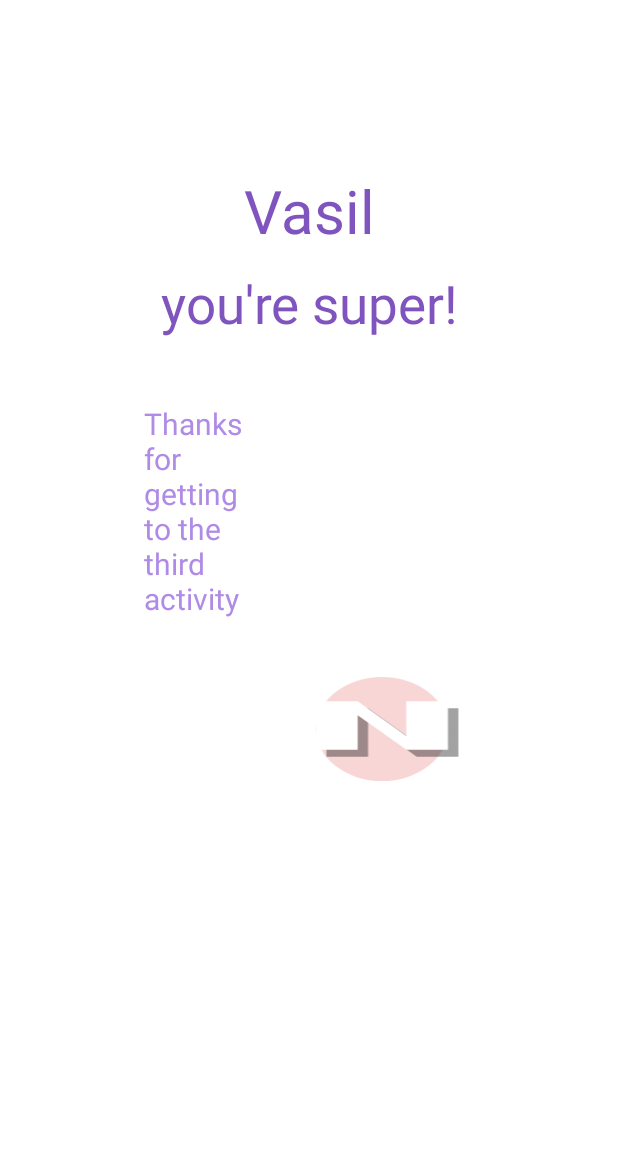
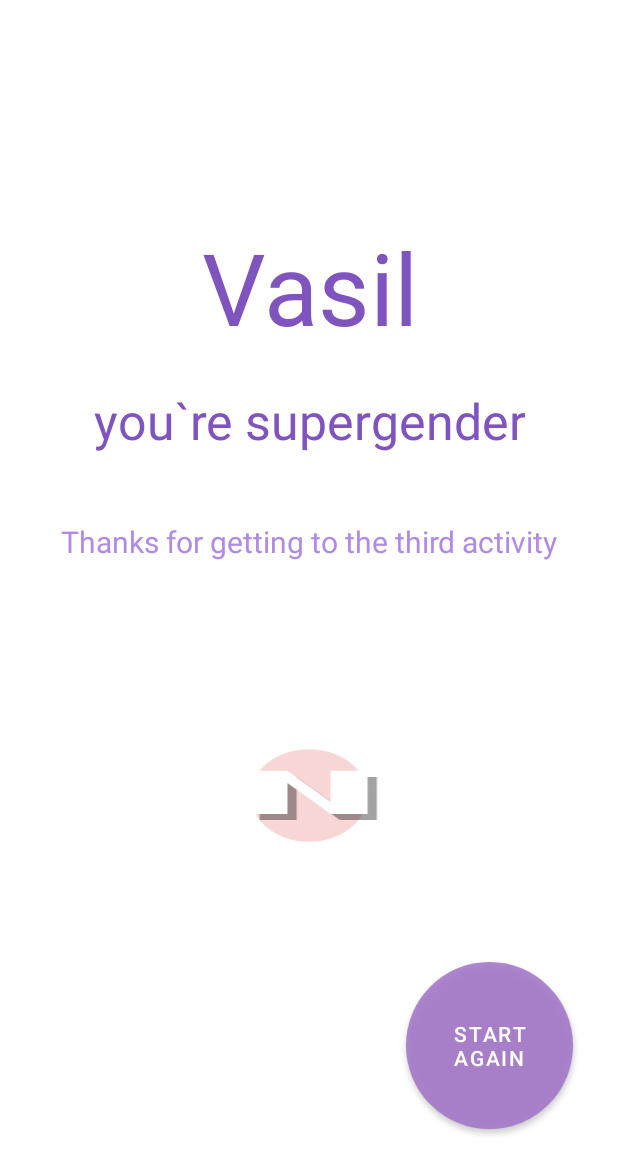
Before and after one commit to NastyuMi/Kotlin-XML, an Android app: the layout activity_second.xml on its own in the app's theme, with its tools: preview values and no code run, on a phone screen of 412 x 824 dp. Shown: the top 1174 px of the screen. Run offline under Robolectric (Android 15) with nearby library versions, the phone set to English and light mode, and no system bars.

Commit message:
Lab6 (toActivity and classParcelable)

```diff
--- a/app/src/main/java/com/example/applicationwith3activity/MainActivity.kt
+++ b/app/src/main/java/com/example/applicationwith3activity/MainActivity.kt
@@ -1,14 +1,12 @@
 package com.example.applicationwith3activity
 
 import android.annotation.SuppressLint
-import android.graphics.Color
+import android.content.Intent
 import androidx.appcompat.app.AppCompatActivity
 import android.os.Bundle
 import android.view.View
 import android.view.animation.Animation
 import android.view.animation.AnimationUtils
-import android.widget.TextView
-import android.widget.Toast
 import com.example.applicationwith3activity.databinding.ActivityMainBinding
 
 class MainActivity : AppCompatActivity() {
@@ -40,6 +38,6 @@ class MainActivity : AppCompatActivity() {
     }
 
     private fun buttonClick(v: View) {
-        Toast.makeText(this@MainActivity,"Thank you for click\n on new lab you can go to new activity♥", Toast.LENGTH_LONG) .show()
+        startActivity(Intent(this,FirstActivity::class.java))
     }
 }
--- /dev/null
+++ b/app/src/main/res/drawable/button_circle.xml
@@ -0,0 +1,19 @@
+<?xml version="1.0" encoding="utf-8"?>
+<selector xmlns:android="http://schemas.android.com/apk/res/android">
+    <item android:state_pressed="false">
+        <shape android:shape="oval">
+            <corners android:radius="90dp"/>
+            <solid android:color="#BB6BBE" />
+            <solid android:textColor ="@color/white"/>
+        </shape>
+    </item>
+    <item android:state_pressed="true">
+        <shape android:shape="oval">
+            <corners android:radius="120dp" />
+            <solid android:color="@color/back" />
+            <stroke android:color="#BB6BBE"
+                android:width="20dp"/>
+            <solid android:textColor ="#8D6BBE"/>
+        </shape>
+    </item>
+</selector>
--- a/app/src/main/res/layout/activity_main.xml
+++ b/app/src/main/res/layout/activity_main.xml
@@ -24,7 +24,7 @@
         android:id="@+id/textView"
         android:layout_width="wrap_content"
         android:layout_height="wrap_content"
-        android:layout_marginTop="10dp"
+        android:layout_marginTop="8pt"
         android:text=" I welcome you to my second app"
         android:textColor="@color/secondcolor"
         android:textSize="9pt"
@@ -36,7 +36,7 @@
         android:id="@+id/button"
         android:layout_width="150dp"
         android:layout_height="wrap_content"
-        android:layout_marginTop="40dp"
+        android:layout_marginTop="16pt"
         android:text="Let`s start"
         android:background="@drawable/button_roundcorners"
         app:layout_constraintEnd_toEndOf="parent"
--- a/app/src/main/res/layout/activity_second.xml
+++ b/app/src/main/res/layout/activity_second.xml
@@ -1,62 +1,80 @@
 <?xml version="1.0" encoding="utf-8"?>
-<RelativeLayout xmlns:android="http://schemas.android.com/apk/res/android"
+<androidx.constraintlayout.widget.ConstraintLayout xmlns:android="http://schemas.android.com/apk/res/android"
     xmlns:app="http://schemas.android.com/apk/res-auto"
+    xmlns:tools="http://schemas.android.com/tools"
     android:layout_width="match_parent"
     android:layout_height="match_parent"
-    xmlns:tools="http://schemas.android.com/tools"
     tools:context=".SecondActivity">
 
     <TextView
         android:id="@+id/textView3"
-        android:layout_width="wrap_content"
+        android:layout_width="match_parent"
         android:layout_height="wrap_content"
         android:layout_alignParentStart="true"
         android:layout_alignParentTop="true"
         android:layout_alignParentEnd="true"
-        android:layout_marginStart="75dp"
-        android:layout_marginTop="113dp"
-        android:layout_marginEnd="75dp"
+        android:text="@string/user_name"
         android:textAlignment="center"
-        android:text="@string/user_name"
-        android:textSize="40sp"
-        android:textColor="@color/maincolor"/>
+        android:textColor="@color/maincolor"
+        android:textSize="30pt"
+        app:layout_constraintBottom_toBottomOf="parent"
+        app:layout_constraintTop_toTopOf="parent"
+        app:layout_constraintVertical_bias="0.2" />
 
     <TextView
-        android:id="@+id/textView5"
-        android:layout_width="136dp"
+        android:id="@+id/gender"
+        android:layout_width="wrap_content"
         android:layout_height="wrap_content"
         android:layout_below="@+id/textView3"
-        android:layout_alignParentStart="true"
-        android:layout_alignParentEnd="true"
-        android:layout_marginStart="100dp"
-        android:layout_marginTop="11dp"
-        android:layout_marginEnd="100dp"
-        android:text="you're super!"
-        android:textSize="35sp"
+        android:layout_marginTop="10pt"
+        android:text="you`re supergender"
+        android:textAlignment="center"
         android:textColor="@color/maincolor"
-        android:textAlignment="center"/>
+        android:textSize="15pt"
+        app:layout_constraintEnd_toEndOf="parent"
+        app:layout_constraintStart_toStartOf="parent"
+        app:layout_constraintTop_toBottomOf="@+id/textView3" />
 
     <ImageView
         android:id="@+id/imageView"
-        android:layout_width="276dp"
-        android:layout_height="250dp"
+        android:layout_width="match_parent"
+        android:layout_height="100pt"
         android:layout_below="@+id/textView3"
-        android:layout_alignParentEnd="true"
-        android:layout_marginTop="196dp"
-        android:layout_marginEnd="19dp"
-        app:srcCompat="@drawable/ic_launcher_foreground" />
+        app:layout_constraintBottom_toBottomOf="parent"
+        app:layout_constraintTop_toTopOf="parent"
+        app:layout_constraintVertical_bias="0.7"
+        app:srcCompat="@drawable/ic_launcher_foreground"
+        tools:layout_editor_absoluteX="0dp" />
 
     <TextView
         android:id="@+id/textView4"
-        android:layout_width="76dp"
-        android:layout_height="189dp"
+        android:layout_width="match_parent"
+        android:layout_height="51dp"
         android:layout_below="@+id/textView3"
-        android:layout_alignParentStart="true"
-        android:layout_marginStart="96dp"
-        android:layout_marginTop="101dp"
+        android:layout_marginTop="20pt"
         android:text="Thanks for getting to the third activity"
+        android:textAlignment="center"
         android:textColor="@color/secondcolor"
-        android:textSize="20sp" />
+        android:textSize="20sp"
+        app:layout_constraintTop_toBottomOf="@+id/gender"
+        tools:layout_editor_absoluteX="0dp" />
+
+    <Button
+        android:id="@+id/button2"
+        android:layout_width="wrap_content"
+        android:layout_height="wrap_content"
+        android:layout_alignParentEnd="true"
+        android:layout_alignParentBottom="true"
+        android:width="50pt"
+        android:height="50pt"
+        android:background="@drawable/button_circle"
+        android:text="Start Again"
+        app:layout_constraintBottom_toBottomOf="parent"
+        app:layout_constraintEnd_toEndOf="parent"
+        app:layout_constraintHorizontal_bias="0.9"
+        app:layout_constraintStart_toStartOf="parent"
+        app:layout_constraintTop_toTopOf="parent"
+        app:layout_constraintVertical_bias="0.9" />
 
 
-</RelativeLayout>
+</androidx.constraintlayout.widget.ConstraintLayout>
--- a/app/src/main/res/values/colors.xml
+++ b/app/src/main/res/values/colors.xml
@@ -3,7 +3,6 @@
     <color name="purple_200">#FFBB86FC</color>
     <color name="purple_500">#D79F71C8</color>
     <color name="purple_700">#5E4E6E</color>
-    <color name="gradient">@drawable/gradient</color>
     <color name="maincolor">#8054BF</color>
     <color name="secondcolor">#B08BE6</color>
     <color name="teal_200">#930073</color>
@@ -11,5 +10,7 @@
     <color name="black">#FF000000</color>
     <color name="white">#FFFFFFFF</color>
     <color name="back">#E9DDFF</color>
+    <color name="man">#687AE3</color>
+    <color name="woman">#D85CE4</color>
 
 </resources>
```
Also changed, not shown: app/src/main/AndroidManifest.xml (+14 -0 lines), app/src/main/java/com/example/applicationwith3activity/FirstActivity.kt (+8 -4 lines), app/src/main/java/com/example/applicationwith3activity/SecondActivity.kt (+45 -1 lines), app/src/main/java/com/example/applicationwith3activity/UserData.kt (added, +35 -0 lines), app/src/main/res/drawable/gradient_mw.xml (added, +8 -0 lines), app/src/main/res/layout/activity_first.xml (+78 -22 lines), app/src/main/res/values/themes.xml (+10 -0 lines).
